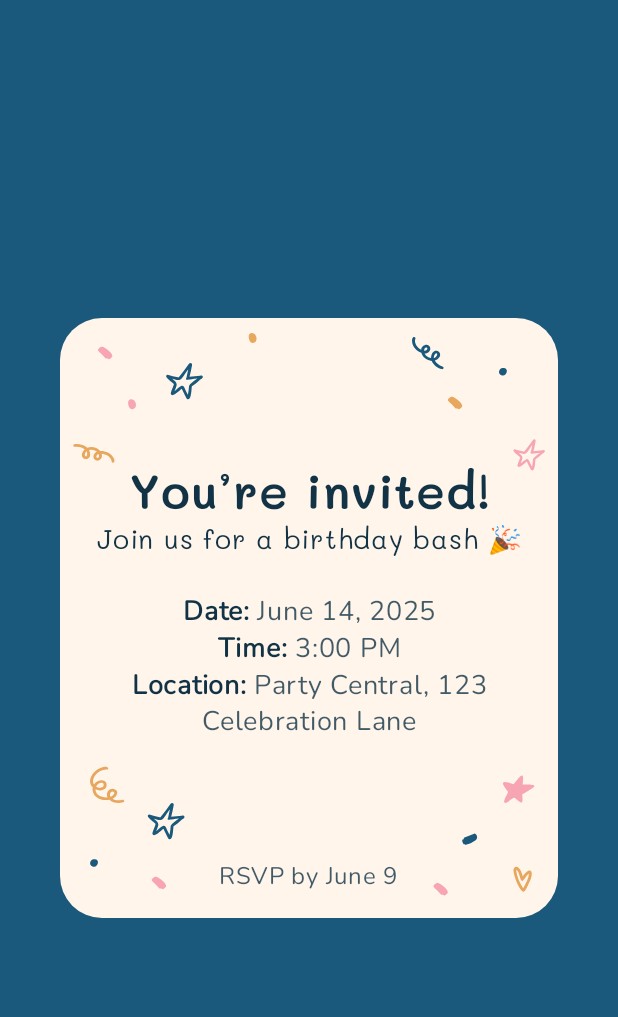
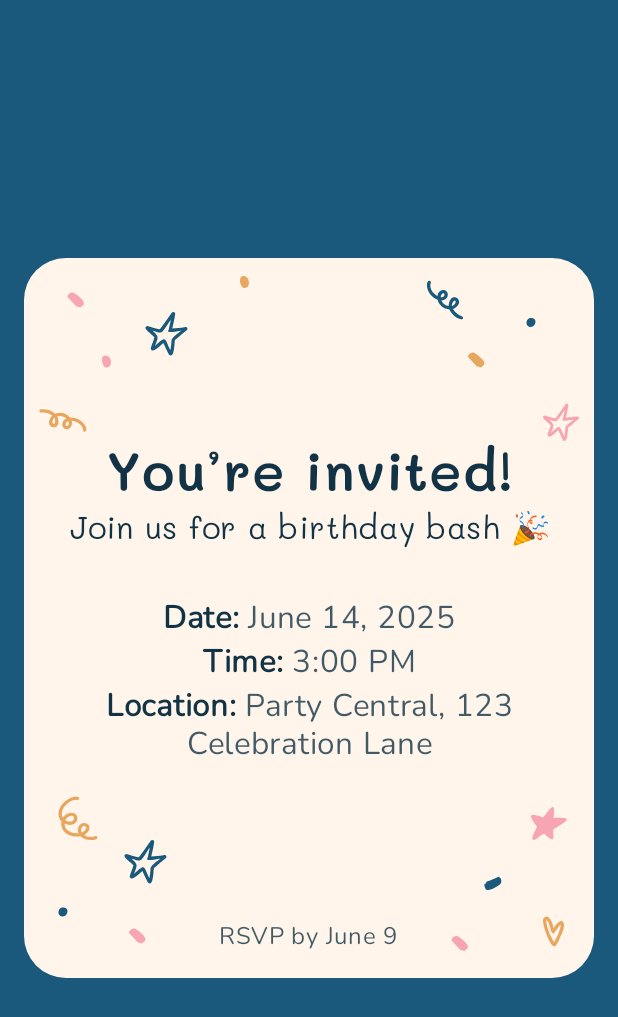
Before and after one commit to XDdevv/PLJuneMiniChallenges, an Android app built with Jetpack Compose: the screen it shows after launch (MainActivity), on a phone screen of 412 x 824 dp. Shown: the top 1017 px of the screen. Run offline under Robolectric (Android 15) with nearby library versions, the phone set to English and light mode, and no system bars.

Commit message:
Birthday Invite Card bug fixed

```diff
--- a/app/src/main/java/zed/rainxch/pljuneminichallenges/MainActivity.kt
+++ b/app/src/main/java/zed/rainxch/pljuneminichallenges/MainActivity.kt
@@ -4,6 +4,7 @@ import android.os.Bundle
 import androidx.activity.ComponentActivity
 import androidx.activity.compose.setContent
 import androidx.activity.enableEdgeToEdge
+import androidx.activity.viewModels
 import zed.rainxch.pljuneminichallenges.birthday_invite_card.presentation.BirthdayInviteCard
 import zed.rainxch.pljuneminichallenges.core.presentation.designsystem.ui.theme.PLJuneMiniChallengesTheme
 import zed.rainxch.pljuneminichallenges.core.presentation.utils.Previews
@@ -13,6 +14,8 @@ class MainActivity : ComponentActivity() {
         super.onCreate(savedInstanceState)
         enableEdgeToEdge()
         setContent {
+            val viewModel by viewModels<TestViewmodel>()
+//            viewModel.start()
             PLJuneMiniChallengesTheme {
                 BirthdayInviteCard(
                     birthdayCard = Previews.birthdayCardPreview
--- a/app/src/main/java/zed/rainxch/pljuneminichallenges/birthday_invite_card/presentation/BirthdayInviteCard.kt
+++ b/app/src/main/java/zed/rainxch/pljuneminichallenges/birthday_invite_card/presentation/BirthdayInviteCard.kt
@@ -30,6 +30,7 @@ import androidx.compose.ui.text.style.TextAlign
 import androidx.compose.ui.text.withStyle
 import androidx.compose.ui.tooling.preview.Preview
 import androidx.compose.ui.tooling.preview.PreviewScreenSizes
+import androidx.compose.ui.unit.TextUnit
 import androidx.compose.ui.unit.dp
 import androidx.compose.ui.unit.sp
 import zed.rainxch.pljuneminichallenges.R
@@ -47,9 +48,15 @@ fun BirthdayInviteCard(
     modifier: Modifier = Modifier
 ) {
     val context = LocalContext.current
-    val isTablet = isTablet(context)
-    val cardHeight = if (isTablet) Modifier.height(600.dp)
-    else Modifier.height(400.dp)
+    val isTablet = remember { isTablet(context) }
+    val cardWidth = if (isTablet) 640.dp else 380.dp
+    val cardHeight = if (isTablet) 800.dp else 480.dp
+    val titleSize = if (isTablet) 60.sp else 36.sp
+    val descriptionSize = if (isTablet) 34.sp else 21.sp
+    val contentSize = if (isTablet) 34.sp else 21.sp
+    val rsvpSize = if (isTablet) 26.sp else 16.sp
+    val spacerSize = if (isTablet) 56.dp else 32.dp
+    val contentPadding = if (isTablet) 56.dp else 0.dp
     Scaffold(
         modifier = modifier
             .fillMaxSize()
@@ -65,15 +72,13 @@ fun BirthdayInviteCard(
                 shape = RoundedCornerShape(28.dp),
                 color = BirthdayInviteColors.SURFACE.toColorX(),
                 modifier = Modifier
-                    .then(cardHeight)
-                    .width(640.dp)
-                    .padding(horizontal = 40.dp)
+                    .width(cardWidth)
+                    .height(cardHeight)
             ) {
-
                 Column(
                     modifier = Modifier
                         .fillMaxSize()
-                        .padding(16.dp),
+                        .padding(vertical = 16.dp, horizontal = contentPadding),
                     horizontalAlignment = Alignment.CenterHorizontally,
                     verticalArrangement = Arrangement.Center
                 ) {
@@ -81,21 +86,21 @@ fun BirthdayInviteCard(
                     Text(
                         text = birthdayCard.title,
                         color = BirthdayInviteColors.SECONDARY.toColorX(),
-                        fontSize = 32.sp,
+                        fontSize = titleSize,
                         fontFamily = maliFont,
                         fontWeight = FontWeight.SemiBold,
                         textAlign = TextAlign.Center
                     )
                     Text(
                         text = birthdayCard.description,
-                        fontSize = 18.sp,
+                        fontSize = descriptionSize,
                         fontWeight = FontWeight.Normal,
                         fontFamily = maliFont,
                         color = BirthdayInviteColors.SECONDARY.toColorX(),
                         textAlign = TextAlign.Center
                     )
 
-                    Spacer(Modifier.height(24.dp))
+                    Spacer(Modifier.height(spacerSize))
 
                     val formattedDateText = remember {
                         createPairAnnotatedText(
@@ -118,23 +123,24 @@ fun BirthdayInviteCard(
 
                     Text(
                         text = formattedDateText,
-                        fontSize = 18.sp,
+                        fontSize = contentSize,
                         fontFamily = nunitoFont,
                         textAlign = TextAlign.Center
                     )
 
                     Text(
                         text = formattedTimeText,
-                        fontSize = 18.sp,
+                        fontSize = contentSize,
                         fontFamily = nunitoFont,
                         textAlign = TextAlign.Center
                     )
 
                     Text(
                         text = location,
-                        fontSize = 18.sp,
+                        fontSize = contentSize,
                         fontFamily = nunitoFont,
-                        textAlign = TextAlign.Center
+                        textAlign = TextAlign.Center,
+                        lineHeight = contentSize * 1.2f
                     )
 
                     Spacer(Modifier.weight(1f))
@@ -143,7 +149,7 @@ fun BirthdayInviteCard(
                         text = "RSVP by ${birthdayCard.rsvp}",
                         fontFamily = nunitoFont,
                         color = BirthdayInviteColors.SECONDARY.toColorX().copy(alpha = .8f),
-                        fontSize = 16.sp
+                        fontSize = rsvpSize
                     )
                 }
 
@@ -152,6 +158,8 @@ fun BirthdayInviteCard(
                     contentDescription = null,
                     contentScale = ContentScale.FillBounds
                 )
+
+                Spacer(Modifier.height(24.dp))
             }
         }
     }
```
Also changed, not shown: app/src/main/java/zed/rainxch/pljuneminichallenges/TestViewmodel.kt (added, +52 -0 lines), app/src/main/java/zed/rainxch/pljuneminichallenges/test/Test.kt (added, +10 -0 lines).
